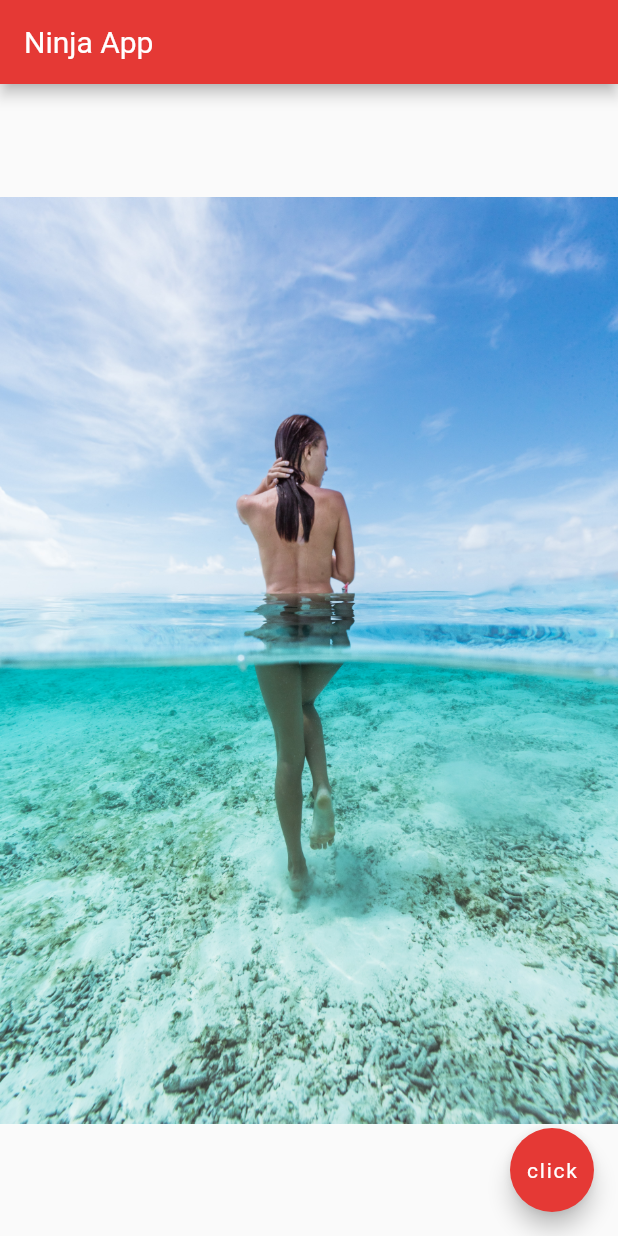
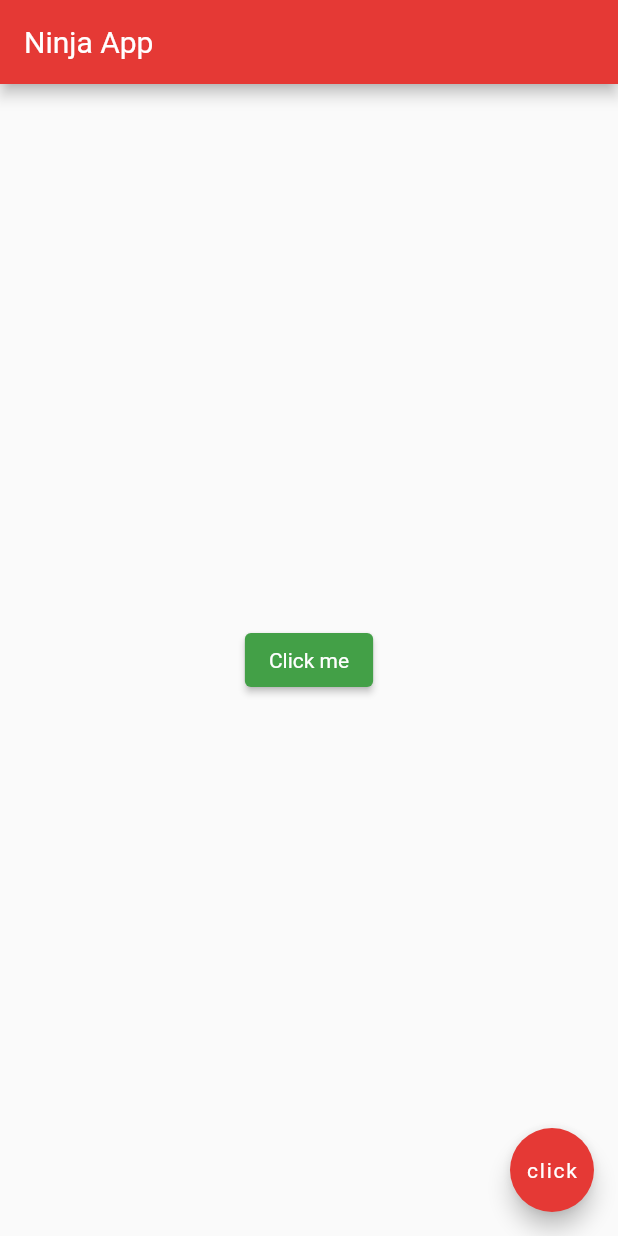
Before and after one commit to ericgross83/netninja-flutter-tutorial, a Flutter app: the screen it shows after launch, on a phone screen of 412 x 824 dp. Run offline on Flutter 3.47's test engine with Material 2 defaults, Android fonts, the light colour scheme and no system bars.

Commit message:
Add raised button

```diff
--- a/lib/main.dart
+++ b/lib/main.dart
@@ -12,7 +12,12 @@ class Home extends StatelessWidget {
         title: const Text('Ninja App'),
         backgroundColor: Colors.red[600],
       ),
-      body: Center(child: Image.asset('assets/girl-3.jpg')),
+      body: Center(
+        child: ElevatedButton(
+            onPressed: () {},
+            child: Text('Click me'),
+            style: ElevatedButton.styleFrom(primary: Colors.green[600])),
+      ),
       floatingActionButton: FloatingActionButton(
           backgroundColor: Colors.red[600],
           onPressed: () {},
```
